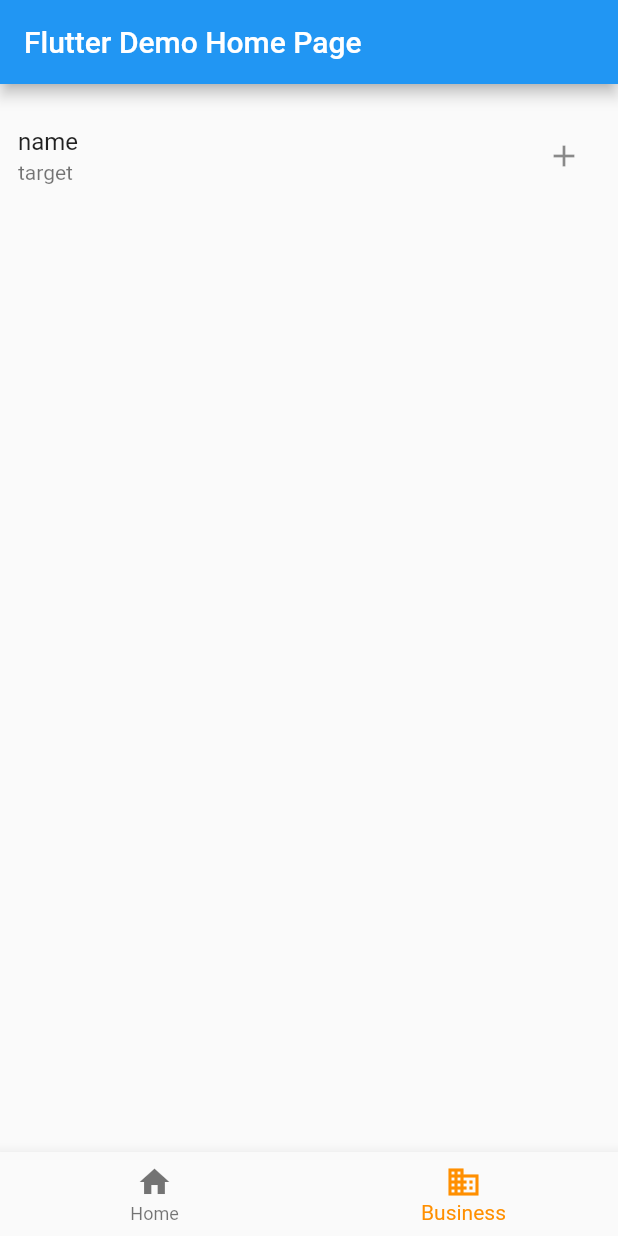
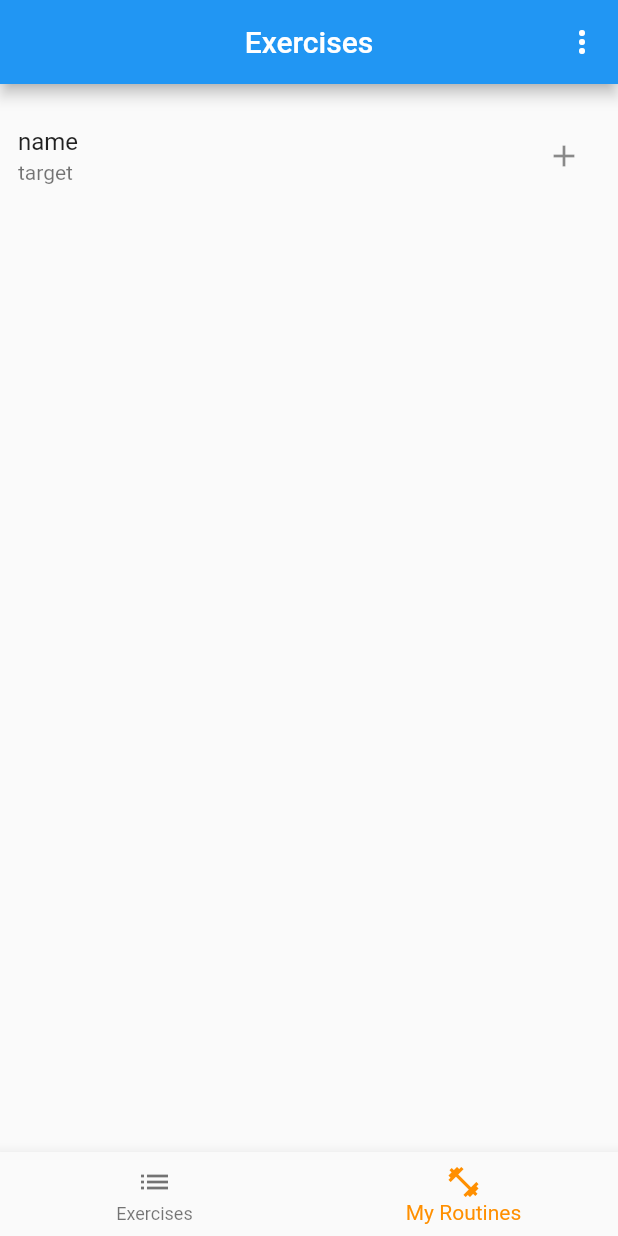
Before and after one commit to gu-tig169-ht21/Grupp-6, a Flutter app: the screen it shows after launch, on a phone screen of 412 x 824 dp. Run offline on Flutter 3.47's test engine with Material 2 defaults, Android fonts, the phone set to English and light mode, and no system bars; missing offline and left inert: dart:html.

Commit message:
popupmenu

```diff
--- a/lib/main.dart
+++ b/lib/main.dart
@@ -16,7 +16,7 @@ class MyApp extends StatelessWidget {
       theme: ThemeData(
         primarySwatch: Colors.blue,
       ),
-      home: const MyHomePage(title: 'Flutter Demo Home Page'),
+      home: const MyHomePage(title: 'Exercises'),
     );
   }
 }
@@ -44,18 +44,30 @@ class _MyHomePageState extends State<MyHomePage> {
   Widget build(BuildContext context) {
     return Scaffold(
       appBar: AppBar(
+        centerTitle: true,
         title: Text(widget.title),
+      actions: [
+          PopupMenuButton(
+              onSelected: (int) {
+              },
+              itemBuilder: (context) => [
+                    const PopupMenuItem(child: Text('UpperBody'), value: 'UpperBody'),
+                    const PopupMenuItem(child: Text('LowerBody'), value: 'LowerBody'),
+                    const PopupMenuItem(child: Text('Waist'), value: 'Waist'),
+                    const PopupMenuItem(child: Text('Back'), value: 'Back'),
+                  ]),
+        ],
       ),
       body: ExerciseListView(_list),
       bottomNavigationBar: BottomNavigationBar(
         items: const <BottomNavigationBarItem>[
           BottomNavigationBarItem(
-            icon: Icon(Icons.home),
-            label: 'Home',
+            icon: Icon(Icons.list),
+            label: 'Exercises',
           ),
           BottomNavigationBarItem(
-            icon: Icon(Icons.business),
-            label: 'Business',
+            icon: Icon(Icons.fitness_center_outlined),
+            label: 'My Routines',
           ),
         ],
         currentIndex: 1,
```
